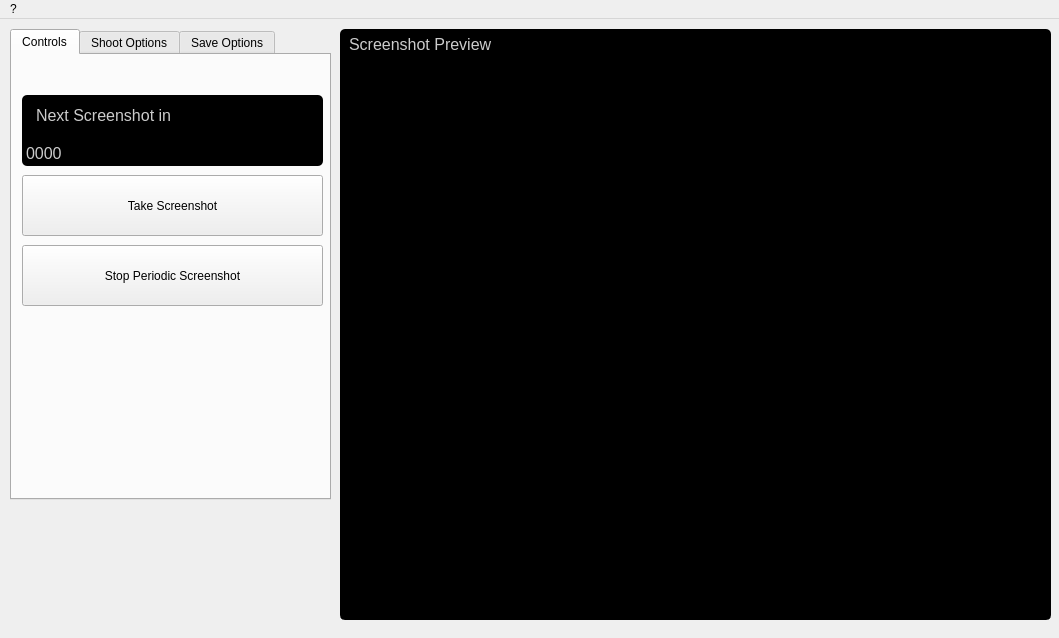
First picture: the form in qt/screenshot/window.ui, repository tangboshi/julia_c, before the edit.
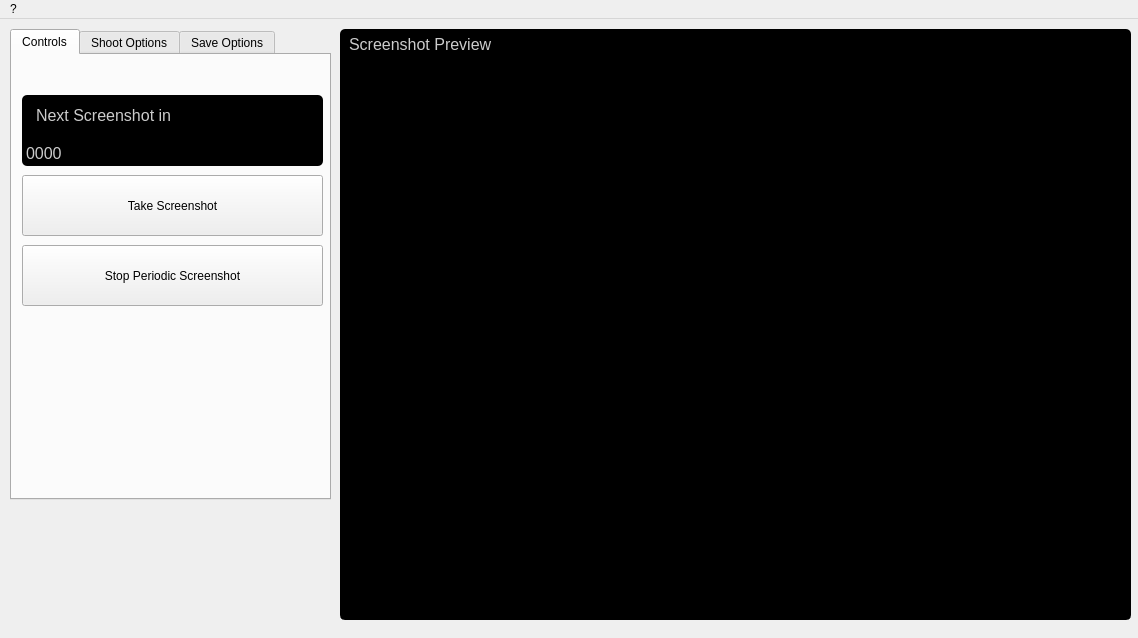
Second picture: the form after the edit.

Diff of the .ui file:
```diff
--- a/qt/screenshot/window.ui
+++ b/qt/screenshot/window.ui
@@ -6,7 +6,7 @@
    <rect>
     <x>0</x>
     <y>0</y>
-    <width>1059</width>
+    <width>1138</width>
     <height>638</height>
    </rect>
   </property>
@@ -653,7 +653,7 @@
      <rect>
       <x>340</x>
       <y>40</y>
-      <width>711</width>
+      <width>791</width>
       <height>561</height>
      </rect>
     </property>
@@ -675,7 +675,7 @@
      <rect>
       <x>340</x>
       <y>10</y>
-      <width>711</width>
+      <width>791</width>
       <height>31</height>
      </rect>
     </property>
@@ -698,7 +698,7 @@
     <rect>
      <x>0</x>
      <y>0</y>
-     <width>1059</width>
+     <width>1138</width>
      <height>25</height>
     </rect>
    </property>
```
